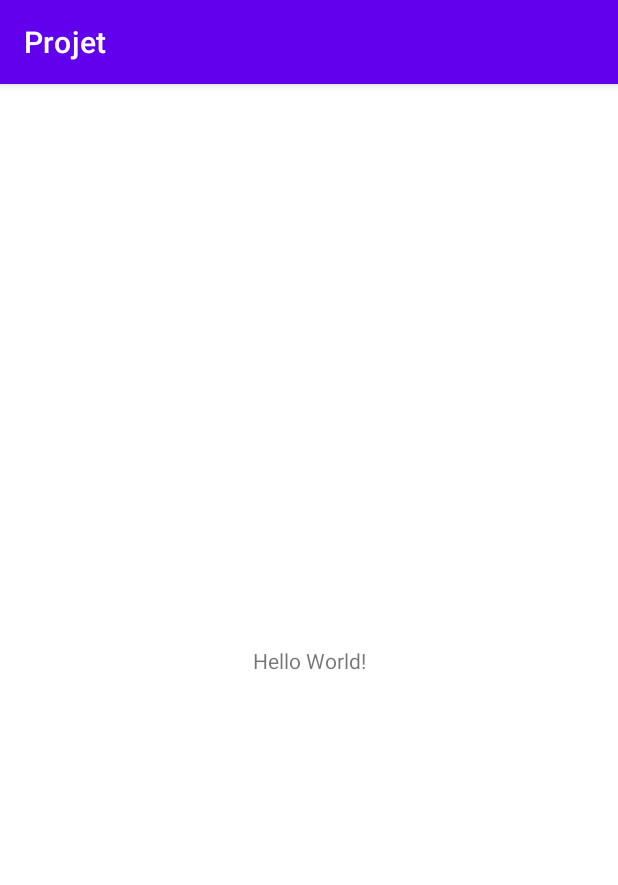
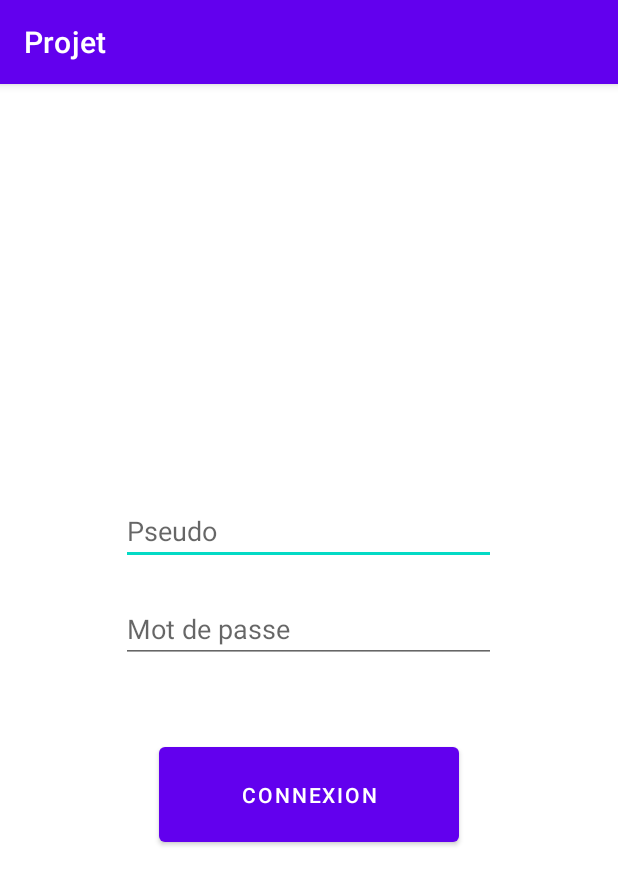
Before and after one commit to Erwan8989/Projet_Android, an Android app: the screen it shows after launch (MainActivity), on a phone screen of 412 x 824 dp. Shown: the top 885 px of the screen. Run offline under Robolectric (Android 15) with nearby library versions, the phone set to English and light mode, and no system bars.

Commit message:
Page connexion
Création formulaire de connexion

```diff
--- a/Projet/app/src/main/res/layout/activity_main.xml
+++ b/Projet/app/src/main/res/layout/activity_main.xml
@@ -6,13 +6,45 @@
     android:layout_height="match_parent"
     tools:context=".MainActivity">
 
-    <TextView
-        android:layout_width="wrap_content"
-        android:layout_height="wrap_content"
-        android:text="Hello World!"
-        app:layout_constraintBottom_toBottomOf="parent"
-        app:layout_constraintLeft_toLeftOf="parent"
-        app:layout_constraintRight_toRightOf="parent"
-        app:layout_constraintTop_toTopOf="parent" />
+    <LinearLayout
+        android:layout_width="match_parent"
+        android:layout_height="match_parent"
+        android:orientation="vertical"
+        android:gravity="center_horizontal"
+            >
+
+        <EditText
+            android:id="@+id/editTextTextEmailAddress"
+            android:layout_width="250dp"
+            android:layout_height="wrap_content"
+            android:layout_marginHorizontal="75dp"
+            android:layout_marginTop="275dp"
+            android:inputType="textEmailAddress"
+            android:hint="Pseudo"
+            app:layout_constraintBottom_toBottomOf="parent"
+            app:layout_constraintStart_toStartOf="parent"
+            app:layout_constraintTop_toTopOf="parent" />
+
+        <EditText
+            android:id="@+id/editTextTextPassword2"
+            android:layout_width="250dp"
+            android:layout_height="wrap_content"
+            android:layout_marginTop="20dp"
+            android:inputType="textPassword"
+            android:hint="Mot de passe"
+            app:layout_constraintEnd_toEndOf="@+id/editTextTextEmailAddress"
+            app:layout_constraintTop_toBottomOf="@+id/editTextTextEmailAddress" />
+
+        <Button
+            android:id="@+id/button3"
+            android:layout_width="200dp"
+            android:layout_height="75dp"
+            android:text="CONNEXION"
+            android:layout_marginHorizontal="500dp"
+            android:layout_marginTop="50dp" />
+
+    </LinearLayout>
+
+
 
 </androidx.constraintlayout.widget.ConstraintLayout>
--- a/Projet/app/src/main/res/values/strings.xml
+++ b/Projet/app/src/main/res/values/strings.xml
@@ -1,3 +1,4 @@
 <resources>
     <string name="app_name">Projet</string>
+    <string name="activity_main">Connexion</string>
 </resources>
```
Also changed, not shown: Projet/app/src/main/res/drawable/fond_gris.jpg (added), 3 other files.
